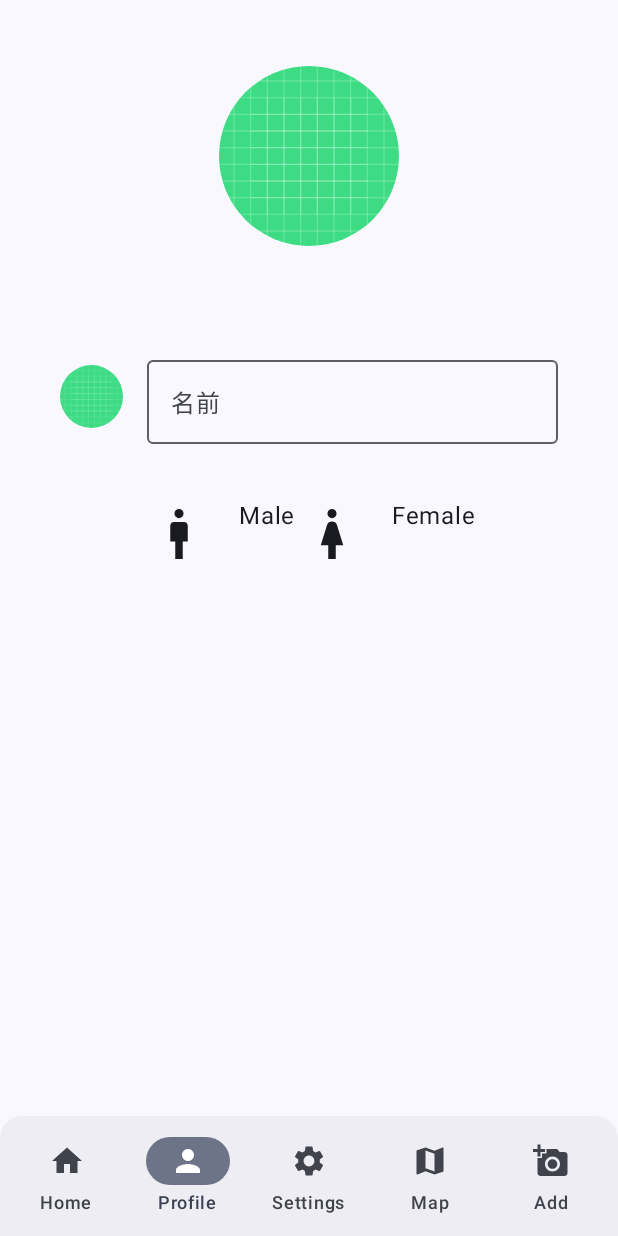
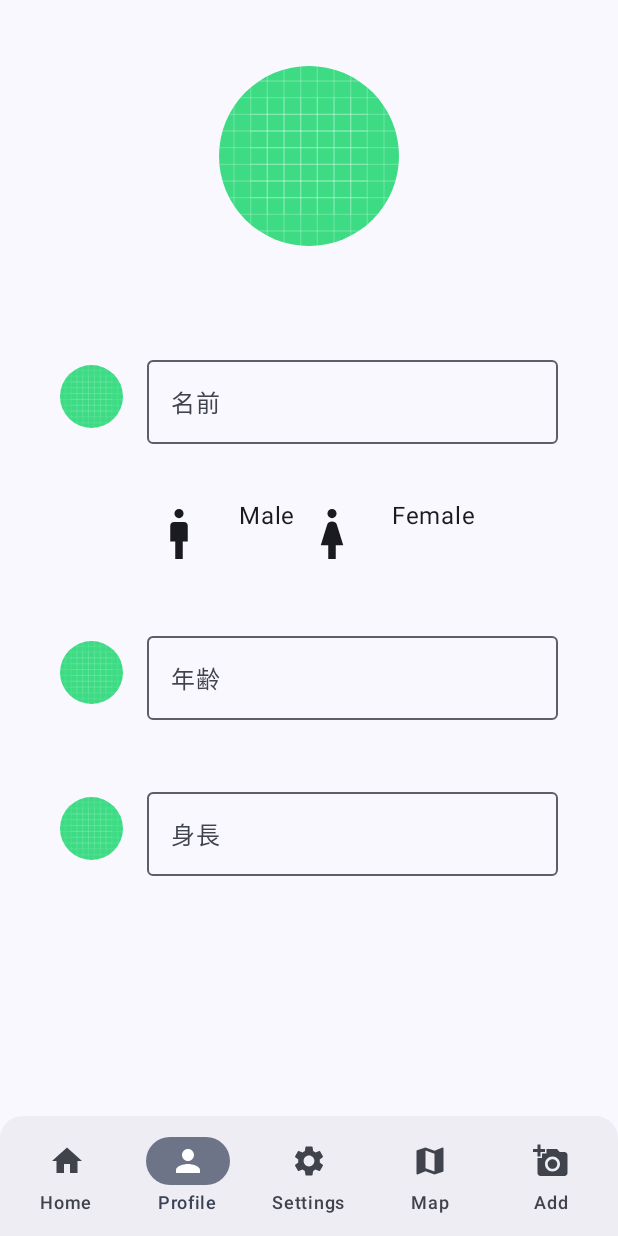
Before and after one commit to kajiLabTeam/HackU2022-Android, an Android app built with Jetpack Compose: the screen it shows after launch (MainActivity), item 2 of the bottom bar chosen, on a phone screen of 412 x 824 dp. Run offline under Robolectric (Android 15) with nearby library versions, the phone set to English and light mode, and no system bars.

Commit message:
update:身長の入力画面まで作成

```diff
--- a/app/src/main/java/net/harutiro/xclothes/screens/profile/Profile.kt
+++ b/app/src/main/java/net/harutiro/xclothes/screens/profile/Profile.kt
@@ -3,21 +3,30 @@ package net.harutiro.xclothes.screens
 import android.annotation.SuppressLint
 import android.content.res.Configuration.UI_MODE_NIGHT_YES
 import androidx.compose.foundation.Image
+import androidx.compose.foundation.clickable
 import androidx.compose.foundation.layout.*
 import androidx.compose.foundation.shape.CircleShape
+import androidx.compose.foundation.text.KeyboardOptions
+import androidx.compose.material.icons.Icons
+import androidx.compose.material.icons.filled.ArrowDropDown
+import androidx.compose.material.icons.filled.ArrowDropUp
 import androidx.compose.material3.*
 import androidx.compose.runtime.*
 import androidx.compose.ui.Alignment
 import androidx.compose.ui.tooling.preview.Preview
 import androidx.compose.ui.Modifier
 import androidx.compose.ui.draw.clip
-import androidx.compose.ui.graphics.Color
+import androidx.compose.ui.focus.focusRequester
+import androidx.compose.ui.geometry.Size
+import androidx.compose.ui.layout.onGloballyPositioned
+import androidx.compose.ui.platform.LocalDensity
 import androidx.compose.ui.res.painterResource
+import androidx.compose.ui.text.input.KeyboardType
 import androidx.compose.ui.unit.dp
+import androidx.compose.ui.unit.toSize
 import net.harutiro.xclothes.R
 import net.harutiro.xclothes.ui.theme.XclothesTheme
 
-@OptIn(ExperimentalMaterial3Api::class)
 @SuppressLint("UnusedMaterial3ScaffoldPaddingParameter")
 @Composable
 fun ProfileScreen() {
@@ -37,13 +46,150 @@ fun ProfileScreen() {
             textInput()
             Spacer(modifier = Modifier.padding(top = 32.dp))
             radioButton()
+            Spacer(modifier = Modifier.padding(top = 32.dp))
+            ageEditText()
+            Spacer(modifier = Modifier.padding(top = 32.dp))
+            heightEditText()
 
 
         }
     }
 }
 
-@OptIn(ExperimentalMaterial3Api::class)
+@Composable
+fun heightEditText(){
+    Row (
+        horizontalArrangement = Arrangement.Center,
+        verticalAlignment = Alignment.CenterVertically,
+        modifier = Modifier
+            .padding(vertical = 4.dp, horizontal = 8.dp)
+            .heightIn()
+    ){
+
+        Image(
+            painter = painterResource(R.drawable.ic_launcher_background),
+            contentDescription = "Contact profile picture",
+            modifier = Modifier
+                // Set image size to 40 dp
+                .size(42.dp)
+                // Clip image to be shaped as a circle
+                .clip(CircleShape)
+//                        .fillMaxWidth()
+
+        )
+
+        Box(
+            modifier = Modifier
+                .fillMaxWidth()
+                .padding(start = 16.dp)
+
+        ) {
+            var text by remember { mutableStateOf("") }
+            OutlinedTextField(
+                value = text,
+                onValueChange = { text = it },
+                label = { Text(text = "身長") },
+                placeholder = { Text(text = "身長を入力してください")},
+                singleLine = true,
+                keyboardOptions =  KeyboardOptions(keyboardType = KeyboardType.Number)
+            )
+        }
+    }
+}
+
+@Composable
+fun ageEditText(){
+    Row (
+        horizontalArrangement = Arrangement.Center,
+        verticalAlignment = Alignment.CenterVertically,
+        modifier = Modifier
+            .padding(vertical = 4.dp, horizontal = 8.dp)
+            .heightIn()
+    ){
+
+        Image(
+            painter = painterResource(R.drawable.ic_launcher_background),
+            contentDescription = "Contact profile picture",
+            modifier = Modifier
+                // Set image size to 40 dp
+                .size(42.dp)
+                // Clip image to be shaped as a circle
+                .clip(CircleShape)
+//                        .fillMaxWidth()
+
+        )
+
+        Box(
+            modifier = Modifier
+                .fillMaxWidth()
+                .padding(start = 16.dp)
+
+        ) {
+            var text by remember { mutableStateOf("") }
+            OutlinedTextField(
+                value = text,
+                onValueChange = { text = it },
+                label = { Text(text = "年齢") },
+                placeholder = { Text(text = "年齢を入力してください")},
+                singleLine = true,
+                keyboardOptions =  KeyboardOptions(keyboardType = KeyboardType.Number)
+            )
+        }
+    }
+}
+
+@Composable
+fun ageSpinner(){
+    var expanded by remember { mutableStateOf(false) }
+    val suggestions = listOf("","Item2","Item3")
+    var selectedText by remember { mutableStateOf("") }
+
+    var textfieldSize by remember { mutableStateOf(Size.Zero)}
+
+    val icon = if (expanded)
+        Icons.Filled.ArrowDropUp //it requires androidx.compose.material:material-icons-extended
+    else
+        Icons.Filled.ArrowDropDown
+
+
+    Column() {
+        OutlinedTextField(
+            value = selectedText,
+            onValueChange = { selectedText = it },
+            modifier = Modifier
+                .fillMaxWidth()
+                .onGloballyPositioned { coordinates ->
+                    //This value is used to assign to the DropDown the same width
+                    textfieldSize = coordinates.size.toSize()
+                }
+                .clickable {
+                    expanded = !expanded
+                },
+            label = {Text("Label")},
+            trailingIcon = {
+                Icon(icon,"contentDescription",
+                    Modifier.clickable { expanded = !expanded })
+            }
+        )
+        DropdownMenu(
+            expanded = expanded,
+            onDismissRequest = { expanded = false },
+            modifier = Modifier
+                .width(with(LocalDensity.current){textfieldSize.width.toDp()})
+        ) {
+            suggestions.forEach { label ->
+                DropdownMenuItem(
+                    onClick = {
+                        selectedText = label
+                        expanded = false
+                              },
+                    text = { Text(text = label) }
+                )
+            }
+        }
+    }
+}
+
 @Composable
 fun radioButton() {
     Column(
@@ -156,6 +302,25 @@ fun icon(){
 }
 
 
+@SuppressLint("UnusedMaterial3ScaffoldPaddingParameter")
+@OptIn(ExperimentalMaterial3Api::class)
+@Preview(
+    showBackground = true,
+    widthDp = 320,
+    uiMode = UI_MODE_NIGHT_YES,
+    name = "DefaultPreviewDark"
+)
+@Preview(showBackground = true, widthDp = 320)
+@Composable
+fun agePreview() {
+    XclothesTheme{
+        Scaffold(
+            modifier = Modifier.heightIn()
+        ) {
+            ageEditText()
+        }
+    }
+}
 
 @SuppressLint("UnusedMaterial3ScaffoldPaddingParameter")
 @OptIn(ExperimentalMaterial3Api::class)
```
